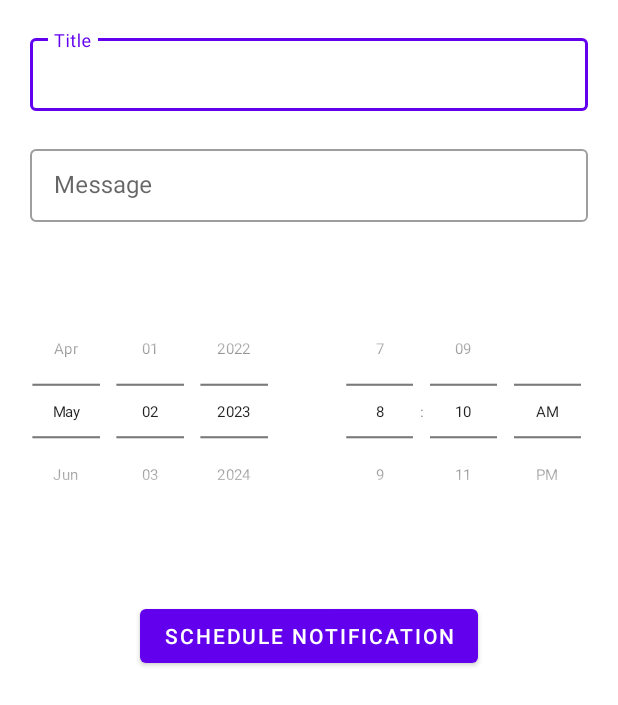
After one commit to aritra-tech/Petzzu-Aritra, an Android app: the LocalNotification screen opened directly, with no data from a screen before it, on a phone screen of 412 x 824 dp. The commit adds this screen. Shown: the top 705 px of the screen. Run offline under Robolectric (Android 15) with nearby library versions, the phone set to English and light mode, and no system bars; Roboto replaces fonts that are not available here.

Commit message:
notifydemo commit

```diff
--- a/app/build.gradle
+++ b/app/build.gradle
@@ -47,6 +47,7 @@ dependencies {
     implementation "androidx.cardview:cardview:1.0.0"
     implementation 'androidx.core:core-ktx:1.9.0'
     implementation 'com.google.firebase:firebase-firestore:24.1.1'
+    implementation 'androidx.core:core-ktx:+'
 
 
     testImplementation 'junit:junit:4.13.2'
--- a/app/src/main/AndroidManifest.xml
+++ b/app/src/main/AndroidManifest.xml
@@ -15,6 +15,9 @@
         android:supportsRtl="true"
         android:theme="@style/Theme.Petzzu"
         tools:targetApi="31">
+        <activity
+            android:name=".LocalNotification"
+            android:exported="false" />
         <activity
             android:name=".Medication"
             android:exported="false" />
--- /dev/null
+++ b/app/src/main/java/com/example/petzzu/LocalNotification.kt
@@ -0,0 +1,11 @@
+package com.example.petzzu
+
+import androidx.appcompat.app.AppCompatActivity
+import android.os.Bundle
+
+class LocalNotification : AppCompatActivity() {
+    override fun onCreate(savedInstanceState: Bundle?) {
+        super.onCreate(savedInstanceState)
+        setContentView(R.layout.activity_local_notification)
+    }
+}
--- /dev/null
+++ b/app/src/main/java/com/example/petzzu/Notifications.kt
@@ -0,0 +1,11 @@
+package com.example.petzzu
+
+import android.content.BroadcastReceiver
+import android.content.Context
+import android.content.Intent
+
+class Notifications: BroadcastReceiver() {
+    override fun onReceive(context: Context?, intent: Intent?) {
+        TODO("Not yet implemented")
+    }
+}
--- /dev/null
+++ b/app/src/main/res/layout/activity_local_notification.xml
@@ -0,0 +1,80 @@
+<?xml version="1.0" encoding="utf-8"?>
+<LinearLayout
+    xmlns:android="http://schemas.android.com/apk/res/android"
+    xmlns:tools="http://schemas.android.com/tools"
+    android:layout_width="match_parent"
+    android:layout_height="match_parent"
+    android:orientation="vertical"
+    tools:context=".MainActivity">
+
+
+    <com.google.android.material.textfield.TextInputLayout
+        android:layout_width="match_parent"
+        android:layout_height="wrap_content"
+        android:paddingHorizontal="20dp"
+        android:layout_marginTop="20dp"
+        style="@style/Widget.MaterialComponents.TextInputLayout.OutlinedBox.Dense">
+
+        <com.google.android.material.textfield.TextInputEditText
+            android:id="@+id/titleET"
+            android:layout_width="match_parent"
+            android:layout_height="wrap_content"
+            android:hint="Title" />
+
+    </com.google.android.material.textfield.TextInputLayout>
+
+    <com.google.android.material.textfield.TextInputLayout
+        android:layout_width="match_parent"
+        android:layout_height="wrap_content"
+        android:paddingHorizontal="20dp"
+        android:layout_marginTop="20dp"
+        style="@style/Widget.MaterialComponents.TextInputLayout.OutlinedBox.Dense">
+
+        <com.google.android.material.textfield.TextInputEditText
+            android:id="@+id/messageET"
+            android:layout_width="match_parent"
+            android:layout_height="wrap_content"
+            android:hint="Message" />
+
+    </com.google.android.material.textfield.TextInputLayout>
+
+    <LinearLayout
+        android:layout_width="match_parent"
+        android:layout_height="wrap_content"
+        android:layout_marginTop="20dp">
+
+        <DatePicker
+            android:id="@+id/datePicker"
+            android:layout_width="0dp"
+            android:layout_weight="1"
+            android:layout_height="wrap_content"
+            android:datePickerMode="spinner"
+            android:calendarViewShown="false"
+            android:layout_gravity="center"
+            android:scaleY="0.7"
+            android:scaleX="0.7"
+            android:layout_marginLeft="-30dp"
+            android:layout_marginRight="-30dp"
+            />
+        <TimePicker
+            android:id="@+id/timePicker"
+            android:layout_width="0dp"
+            android:layout_weight="1"
+            android:layout_height="wrap_content"
+            android:timePickerMode="spinner"
+            android:layout_gravity="center"
+            android:scaleY="0.7"
+            android:scaleX="0.7"
+            android:layout_marginLeft="-30dp"
+            android:layout_marginRight="-30dp"/>
+    </LinearLayout>
+
+    <Button
+        android:id="@+id/submitButton"
+        android:layout_marginTop="20dp"
+        android:layout_gravity="center"
+        android:text="@string/schedule_notification"
+        android:layout_width="wrap_content"
+        android:layout_height="wrap_content"/>
+
+</LinearLayout>
--- a/app/src/main/res/layout/add_new_task.xml
+++ b/app/src/main/res/layout/add_new_task.xml
@@ -39,6 +39,7 @@
         android:layout_marginTop="8dp"
         android:layout_marginEnd="8dp"
         android:text="Save"
+        android:textColor="@color/white"
         android:backgroundTint="@color/teal_700"
         app:layout_constraintEnd_toEndOf="parent"
         app:layout_constraintTop_toBottomOf="@+id/task_edittext" />
--- a/app/src/main/res/layout/eachtask.xml
+++ b/app/src/main/res/layout/eachtask.xml
@@ -39,7 +39,7 @@
                 android:layout_height="wrap_content"
                 android:layout_marginStart="40dp"
                 android:text="31-3-2020"
-                android:textSize="18sp"
+                android:textSize="14sp"
                 app:layout_constraintStart_toStartOf="parent"
                 app:layout_constraintTop_toBottomOf="@+id/mcheckbox" />
 
--- a/build.gradle
+++ b/build.gradle
@@ -1,6 +1,13 @@
 buildscript {
+    ext {
+        kotlin_version = '1.8.21'
+    }
     dependencies {
         classpath 'com.google.gms:google-services:4.3.15'
+        classpath "org.jetbrains.kotlin:kotlin-gradle-plugin:$kotlin_version"
+    }
+    repositories {
+        mavenCentral()
     }
 }// Top-level build file where you can add configuration options common to all sub-projects/modules.
 plugins {
```
